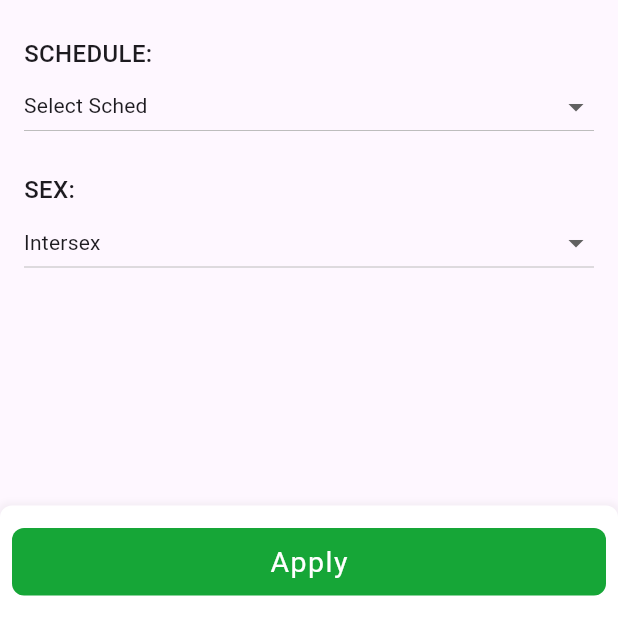
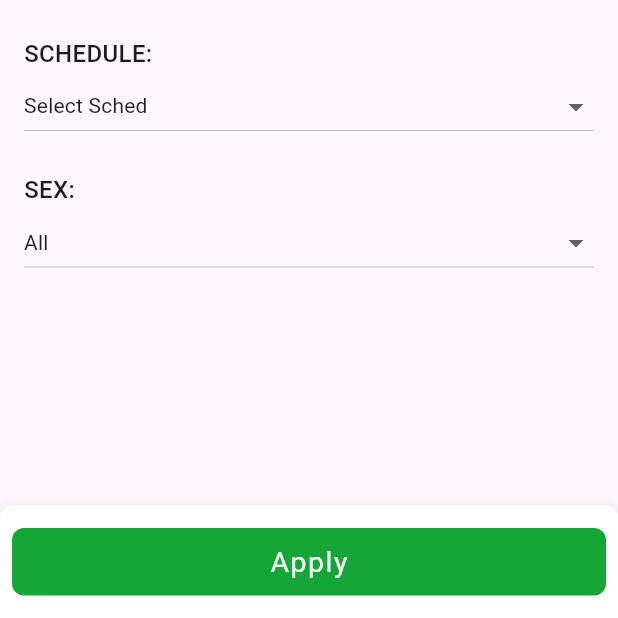
Before and after one commit to Jspobre/nfc_app, a Flutter app: the FilterPage screen opened directly, on a phone screen of 412 x 824 dp, the part 618-1236 px from its top. Run offline on Flutter 3.47's test engine with Material 3 defaults, Android fonts, the light colour scheme and no system bars; our stand-ins replace cloud_firestore, firebase_core, firebase_database, fl_chart, flutter_local_notifications, flutter_riverpod and 7 more; missing offline and left inert: flutter_nfc_kit, ndef; accounts and stored records are empty.

Commit message:
enroll student fix, modified sex filter

```diff
--- a/lib/pages/attendance report/filter_page.dart
+++ b/lib/pages/attendance report/filter_page.dart
@@ -399,7 +399,7 @@ class FilterPage extends ConsumerWidget {
                       DropdownMenuItem<String>(
                         value: "All",
                         child: Text(
-                          "Intersex",
+                          "All",
                           style: TextStyle(
                               fontFamily: "Roboto",
                               fontSize: 14,
@@ -420,6 +420,16 @@ class FilterPage extends ConsumerWidget {
                         value: "Female",
                         child: Text(
                           "Female",
+                          style: TextStyle(
+                              fontFamily: "Roboto",
+                              fontSize: 14,
+                              fontWeight: FontWeight.w400),
+                        ),
+                      ),
+                      DropdownMenuItem<String>(
+                        value: "Intersex",
+                        child: Text(
+                          "Intersex",
                           style: TextStyle(
                               fontFamily: "Roboto",
                               fontSize: 14,
```
Also changed, not shown: lib/pages/enroll student/enroll_student.dart (+23 -17 lines).
